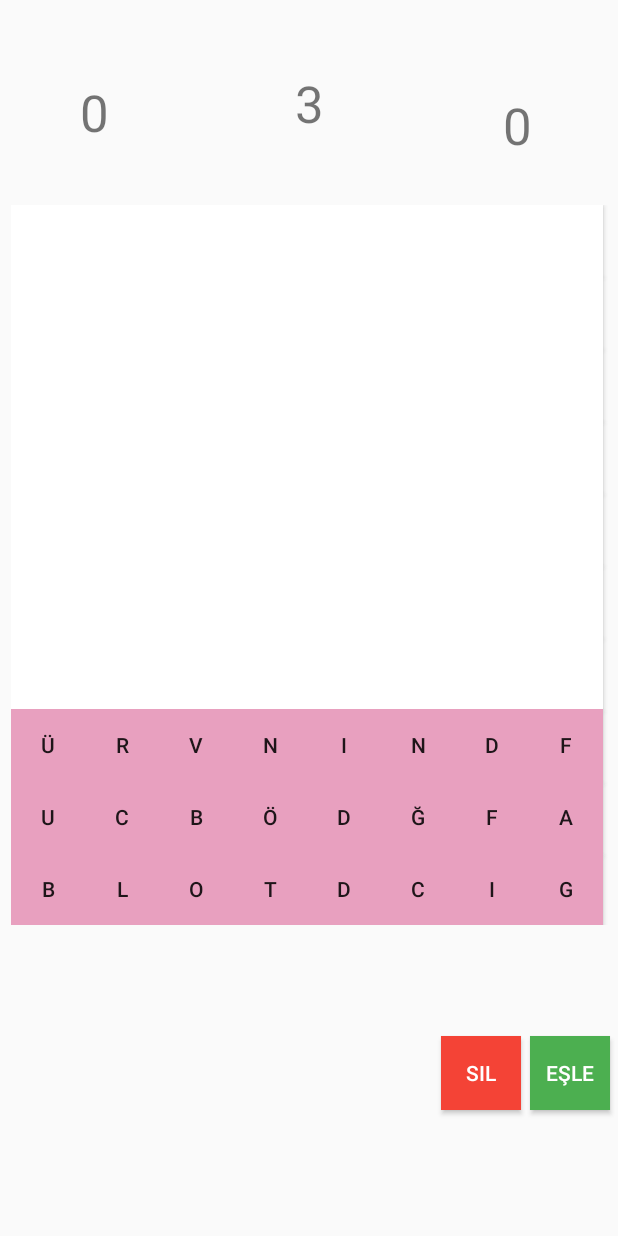
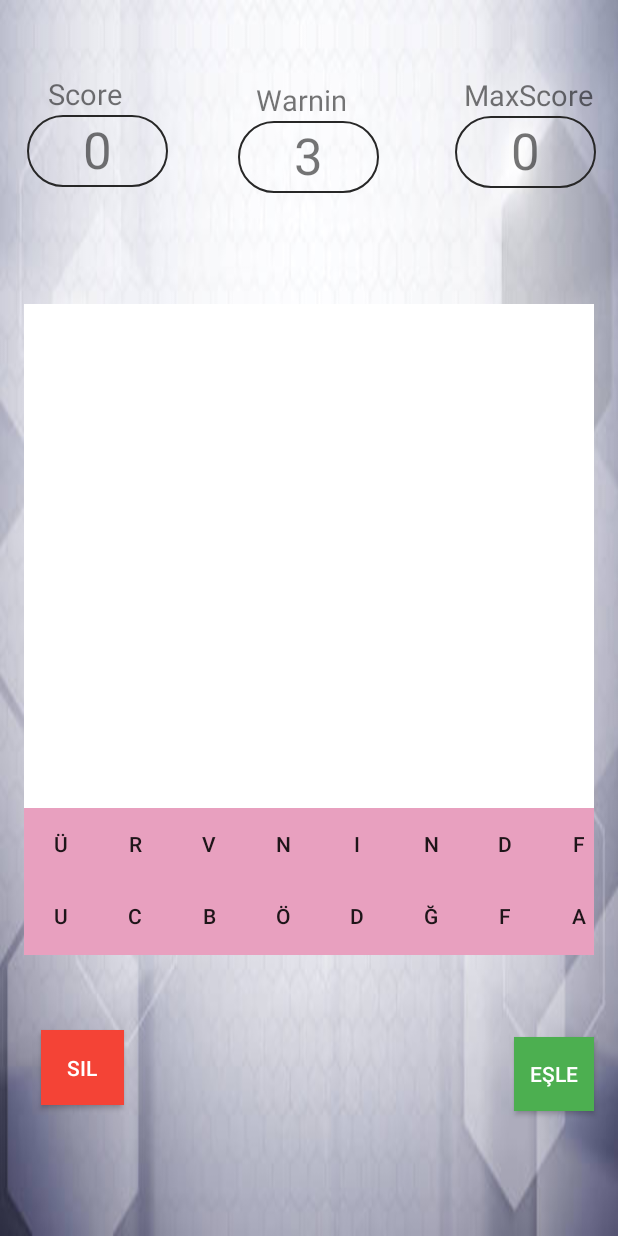
Before and after one commit to MelihSelamiUrkmezz/WordGame, an Android app: the screen it shows after launch (MainActivity), after a tap on "OYUNA BAŞLA", on a phone screen of 412 x 824 dp. Run offline under Robolectric (Android 15) with nearby library versions, the phone set to English and light mode, and no system bars; our stand-ins replace Firebase (no records; nobody signed in at launch, a user with empty details on screens opened directly).

Commit message:
Add view

```diff
--- a/app/src/main/java/com/example/wordgame/Firstpage.kt
+++ b/app/src/main/java/com/example/wordgame/Firstpage.kt
@@ -39,16 +39,14 @@ class firstpage : AppCompatActivity() {
     }
 
     fun change_activity(view: View){
-        // Realtime Database referansı oluşturun
         var highscore=0;
         val intent= Intent(this,MainActivity::class.java)
         val database: FirebaseDatabase = FirebaseDatabase.getInstance()
 
-// Veritabanı referansını alın
         val myRef: DatabaseReference = database.reference
         myRef.addValueEventListener(object : ValueEventListener {
             override fun onDataChange(dataSnapshot: DataSnapshot) {
-                // Verileri okuyun
+
                 for (postSnapshot in dataSnapshot.children) {
                     val value = postSnapshot.getValue()
                     val map = postSnapshot.getValue() as? Map<*, *>
@@ -70,7 +68,7 @@ class firstpage : AppCompatActivity() {
             }
 
             override fun onCancelled(error: DatabaseError) {
-                // Hata durumunda ne yapacağınızı belirtin
+
             }
         })
 
--- /dev/null
+++ b/app/src/main/res/drawable/custom_edittext.xml
@@ -0,0 +1,12 @@
+<?xml version="1.0" encoding="utf-8"?>
+<shape xmlns:android="http://schemas.android.com/apk/res/android"
+    android:shape="rectangle">
+
+    <stroke
+        android:width="1dp"
+        android:color="@color/custom"/>
+
+    <corners
+        android:radius="30dp"/>
+
+</shape>
--- a/app/src/main/res/layout/activity_main.xml
+++ b/app/src/main/res/layout/activity_main.xml
@@ -4,19 +4,34 @@
     xmlns:android="http://schemas.android.com/apk/res/android"
     xmlns:app="http://schemas.android.com/apk/res-auto"
     xmlns:tools="http://schemas.android.com/tools"
+    android:background="@drawable/bg"
     android:layout_width="match_parent"
     android:layout_height="match_parent"
     tools:context=".MainActivity">
 
+    <TextView
+        android:id="@+id/skorsd2"
+        android:layout_width="70dp"
+        android:layout_height="27dp"
+        android:layout_marginTop="20dp"
+        android:text="Warning"
+        android:textSize="19sp"
+        app:layout_constraintBottom_toTopOf="@+id/rightOfLife"
+        app:layout_constraintEnd_toEndOf="@+id/rightOfLife"
+        app:layout_constraintStart_toStartOf="@+id/rightOfLife"
+        app:layout_constraintTop_toTopOf="parent"
+        app:layout_constraintVertical_bias="1.0" />
+
     <androidx.gridlayout.widget.GridLayout
         android:id="@+id/gridLayout"
-        android:layout_width="398dp"
-        android:layout_height="480dp"
+        android:layout_width="380dp"
+        android:layout_height="434dp"
+        android:background="@drawable/bg"
         app:layout_constraintBottom_toBottomOf="parent"
         app:layout_constraintEnd_toEndOf="parent"
         app:layout_constraintStart_toStartOf="parent"
         app:layout_constraintTop_toTopOf="parent"
-        app:layout_constraintVertical_bias="0.397">
+        app:layout_constraintVertical_bias="0.52">
 
         <Button
             android:id="@+id/button_2_0"
@@ -660,92 +675,120 @@
 
     </androidx.gridlayout.widget.GridLayout>
 
+
+    <TextView
+        android:id="@+id/skorsd"
+        android:layout_width="70dp"
+        android:layout_height="27dp"
+        android:layout_marginTop="20dp"
+        android:text="Score"
+        android:textSize="19sp"
+        app:layout_constraintBottom_toTopOf="@+id/score"
+        app:layout_constraintEnd_toEndOf="@+id/score"
+        app:layout_constraintHorizontal_bias="0.583"
+        app:layout_constraintStart_toStartOf="@+id/score"
+        app:layout_constraintTop_toTopOf="parent"
+        app:layout_constraintVertical_bias="1.0" />
+
+    <TextView
+        android:id="@+id/skorsd3"
+        android:layout_width="87dp"
+        android:layout_height="27dp"
+        android:layout_marginTop="20dp"
+        android:text="MaxScore"
+        android:textSize="19sp"
+        app:layout_constraintBottom_toTopOf="@+id/highScore"
+        app:layout_constraintEnd_toEndOf="@+id/highScore"
+        app:layout_constraintHorizontal_bias="0.857"
+        app:layout_constraintStart_toStartOf="@+id/highScore"
+        app:layout_constraintTop_toTopOf="parent"
+        app:layout_constraintVertical_bias="1.0" />
+
     <TextView
         android:id="@+id/rightOfLife"
-        android:layout_width="88dp"
-        android:layout_height="45dp"
+        android:layout_width="94dp"
+        android:layout_height="48dp"
+        android:background="@drawable/custom_edittext"
         android:text="3"
         android:textAlignment="center"
         android:textSize="34sp"
-        app:layout_constraintBottom_toTopOf="@+id/gridLayout"
+        app:layout_constraintBottom_toBottomOf="@+id/wordResult"
         app:layout_constraintEnd_toEndOf="parent"
+        app:layout_constraintHorizontal_bias="0.498"
         app:layout_constraintStart_toStartOf="parent"
-        app:layout_constraintTop_toTopOf="parent" />
-
-    <TextView
-        android:id="@+id/wordResult"
-        android:layout_width="272dp"
-        android:layout_height="41dp"
-        android:layout_marginStart="4dp"
-        android:layout_marginTop="25dp"
-        android:layout_marginBottom="16dp"
-        android:textAlignment="textStart"
-        android:textSize="24sp"
-        app:layout_constraintBottom_toBottomOf="parent"
-        app:layout_constraintStart_toStartOf="parent"
-        app:layout_constraintTop_toBottomOf="@+id/gridLayout"
-        app:layout_constraintVertical_bias="0.391" />
+        app:layout_constraintTop_toTopOf="parent"
+        app:layout_constraintVertical_bias="0.110000014" />
 
     <TextView
         android:id="@+id/score"
         android:layout_width="94dp"
         android:layout_height="48dp"
-        android:layout_marginTop="24dp"
-        android:layout_marginBottom="17dp"
+        android:background="@drawable/custom_edittext"
         android:text="0"
         android:textAlignment="center"
         android:textSize="34sp"
-        app:layout_constraintBottom_toTopOf="@+id/gridLayout"
+        app:layout_constraintBottom_toTopOf="@+id/deleteButton"
         app:layout_constraintEnd_toStartOf="@+id/rightOfLife"
-        app:layout_constraintHorizontal_bias="0.235"
+        app:layout_constraintHorizontal_bias="0.283"
         app:layout_constraintStart_toStartOf="parent"
         app:layout_constraintTop_toTopOf="parent"
-        app:layout_constraintVertical_bias="0.586" />
+        app:layout_constraintVertical_bias="0.120000005" />
 
     <TextView
         android:id="@+id/highScore"
-        android:layout_width="112dp"
-        android:layout_height="42dp"
-        android:layout_marginBottom="8dp"
+        android:layout_width="94dp"
+        android:layout_height="48dp"
+        android:background="@drawable/custom_edittext"
         android:text="154"
         android:textAlignment="center"
         android:textSize="34sp"
-        app:layout_constraintBottom_toTopOf="@+id/gridLayout"
+        app:layout_constraintBottom_toTopOf="@+id/applyButton"
         app:layout_constraintEnd_toEndOf="parent"
         app:layout_constraintHorizontal_bias="0.774"
         app:layout_constraintStart_toEndOf="@+id/rightOfLife"
         app:layout_constraintTop_toTopOf="parent"
-        app:layout_constraintVertical_bias="0.7" />
+        app:layout_constraintVertical_bias="0.120000005" />
 
     <Button
         android:id="@+id/deleteButton"
-        android:layout_width="53dp"
-        android:layout_height="49dp"
-        android:layout_marginStart="12dp"
+        android:layout_width="55dp"
+        android:layout_height="50dp"
         android:layout_marginTop="12dp"
+        android:layout_marginEnd="260dp"
         android:background="#F44336"
         android:text="Sil"
         android:textColor="#FFFFFF"
         app:layout_constraintBottom_toBottomOf="parent"
         app:layout_constraintEnd_toStartOf="@+id/applyButton"
-        app:layout_constraintStart_toEndOf="@+id/wordResult"
         app:layout_constraintTop_toBottomOf="@+id/gridLayout"
-        app:layout_constraintVertical_bias="0.425"
+        app:layout_constraintVertical_bias="0.304"
         tools:ignore="TextContrastCheck" />
+
+    <TextView
+        android:id="@+id/wordResult"
+        android:layout_width="246dp"
+        android:layout_height="35dp"
+        android:layout_marginBottom="40dp"
+        android:textAlignment="textStart"
+        android:textSize="24sp"
+        app:layout_constraintBottom_toBottomOf="parent"
+        app:layout_constraintEnd_toStartOf="@+id/applyButton"
+        app:layout_constraintHorizontal_bias="0.631"
+        app:layout_constraintStart_toEndOf="@+id/deleteButton" />
 
     <Button
         android:id="@+id/applyButton"
         android:layout_width="53dp"
         android:layout_height="49dp"
         android:layout_marginTop="12dp"
-        android:layout_marginEnd="5dp"
+        android:layout_marginEnd="16dp"
         android:background="#4CAF50"
         android:text="Eşle"
         android:textColor="#FFFFFF"
         app:layout_constraintBottom_toBottomOf="parent"
         app:layout_constraintEnd_toEndOf="parent"
         app:layout_constraintTop_toBottomOf="@+id/gridLayout"
-        app:layout_constraintVertical_bias="0.425"
+        app:layout_constraintVertical_bias="0.34"
         tools:ignore="TextContrastCheck" />
 
 </androidx.constraintlayout.widget.ConstraintLayout>
--- a/app/src/main/res/values/colors.xml
+++ b/app/src/main/res/values/colors.xml
@@ -12,4 +12,5 @@
     <color name="edit_text_border">#03A9F4</color>
     <color name="edit_text_background">#f6fbff</color>
     <color name="grey">#696969</color>
+    <color name="custom">#272727</color>
 </resources>
```
